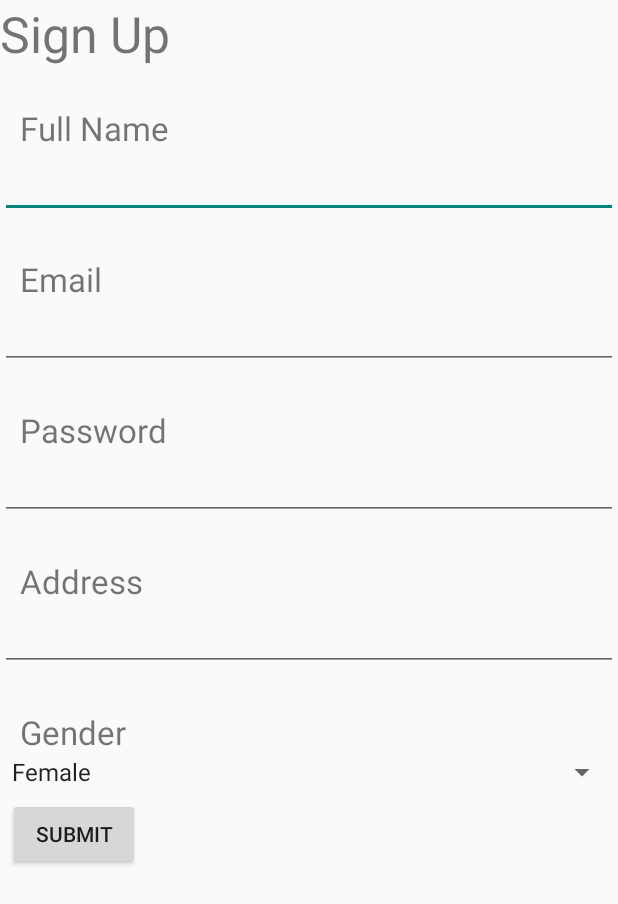
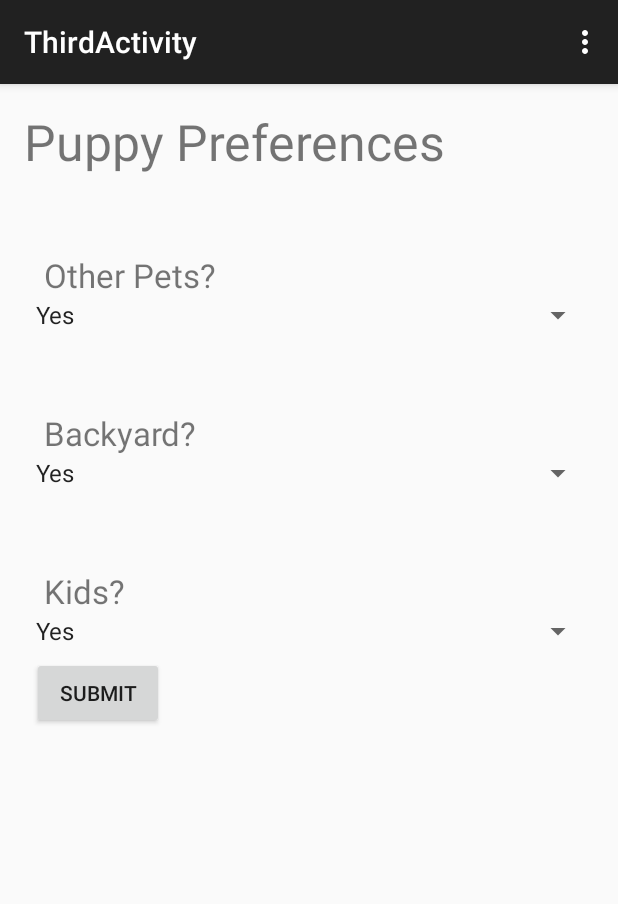
Before and after one commit to hayleycall/TinderForDogs, an Android app: the screen it shows after launch (MyAndroidAppActivity before the commit, ThirdActivity after it), after a tap on "FIND YOUR BEST MATE!", on a phone screen of 412 x 824 dp. Shown: the top 904 px of the screen. Run offline under Robolectric (Android 15) with nearby library versions, the phone set to English and light mode, and no system bars.

Commit message:
Puppy preferences page. TTF

```diff
--- a/app/src/main/AndroidManifest.xml
+++ b/app/src/main/AndroidManifest.xml
@@ -20,6 +20,10 @@
             android:name=".MyAndroidAppActivity"
             android:label="MyAndroidAppActivity" >
         </activity>
+        <activity
+            android:name=".ThirdActivity"
+            android:label="@string/title_activity_third" >
+        </activity>
     </application>
 
 </manifest>
--- a/app/src/main/java/com/example/hayleycall/boner/MainActivity.java
+++ b/app/src/main/java/com/example/hayleycall/boner/MainActivity.java
@@ -52,11 +52,12 @@ public class MainActivity extends ActionBarActivity {
         textView.setTextColor(Color.parseColor("#dfdfdf"));
     }
 
-    public void goToMyAndroidAppActivity (View view) {
-        Intent intent = new Intent(this, MyAndroidAppActivity.class);
+    public void goToThirdActivity(View view) {
+        Intent intent = new Intent(this, ThirdActivity.class);
         startActivity(intent);
 
     }
+
 
     public class TestImages extends Activity {
         /** Called when the activity is first created. */
--- /dev/null
+++ b/app/src/main/java/com/example/hayleycall/boner/ThirdActivity.java
@@ -0,0 +1,59 @@
+package com.example.hayleycall.boner;
+
+import android.content.Intent;
+import android.content.SharedPreferences;
+import android.preference.PreferenceManager;
+import android.support.v7.app.ActionBarActivity;
+import android.os.Bundle;
+import android.view.Menu;
+import android.view.MenuItem;
+import android.view.View;
+import android.widget.Spinner;
+import android.content.SharedPreferences;
+public class ThirdActivity extends ActionBarActivity {
+    private Spinner pets,backyard,kids;
+    @Override
+    protected void onCreate(Bundle savedInstanceState) {
+        super.onCreate(savedInstanceState);
+        setContentView(R.layout.activity_third);
+
+        pets = (Spinner)findViewById(R.id.otherpet_spinner);
+        backyard=(Spinner)findViewById(R.id.backyard_spinner);
+        kids = (Spinner)findViewById(R.id.kids_spinner);
+        loadSavedPreferences();
+    }
+    private void loadSavedPreferences() {
+        SharedPreferences pref = getApplicationContext().getSharedPreferences("MyPref", MODE_PRIVATE);
+        SharedPreferences.Editor editor = pref.edit();
+        editor.putBoolean("pets", true);
+        editor.putBoolean("backyard", true);
+        editor.putBoolean("kids", false);
+        editor.commit();
+    }
+    @Override
+    public boolean onCreateOptionsMenu(Menu menu) {
+        // Inflate the menu; this adds items to the action bar if it is present.
+        getMenuInflater().inflate(R.menu.menu_third, menu);
+        return true;
+    }
+
+    @Override
+    public boolean onOptionsItemSelected(MenuItem item) {
+        // Handle action bar item clicks here. The action bar will
+        // automatically handle clicks on the Home/Up button, so long
+        // as you specify a parent activity in AndroidManifest.xml.
+        int id = item.getItemId();
+
+        //noinspection SimplifiableIfStatement
+        if (id == R.id.action_settings) {
+            return true;
+        }
+
+        return super.onOptionsItemSelected(item);
+    }
+
+    public void goToMain(View view){
+        Intent intent=new Intent(this,MainActivity.class);
+        startActivity(intent);
+    }
+}
--- a/app/src/main/res/layout/activity_main.xml
+++ b/app/src/main/res/layout/activity_main.xml
@@ -23,6 +23,7 @@
         android:layout_height="wrap_content"
         android:layout_alignParentBottom="true"
         android:layout_centerHorizontal="true"
-        android:onClick="goToMyAndroidAppActivity"/>
+        android:onClick="goToThirdActivity"/>
+
 
 </RelativeLayout>
--- /dev/null
+++ b/app/src/main/res/layout/activity_third.xml
@@ -0,0 +1,55 @@
+<RelativeLayout xmlns:android="http://schemas.android.com/apk/res/android"
+    xmlns:tools="http://schemas.android.com/tools" android:layout_width="match_parent"
+    android:layout_height="match_parent" android:paddingLeft="@dimen/activity_horizontal_margin"
+    android:paddingRight="@dimen/activity_horizontal_margin"
+    android:paddingTop="@dimen/activity_vertical_margin"
+    android:paddingBottom="@dimen/activity_vertical_margin"
+    tools:context="com.example.hayleycall.boner.ThirdActivity">
+    <LinearLayout
+        android:layout_width="fill_parent"
+        android:orientation="vertical"
+        android:layout_height="fill_parent">
+    <TextView android:text="Puppy Preferences" android:layout_width="wrap_content"
+        android:layout_height="wrap_content" android:textSize="15pt"/>
+    <TextView
+        android:text="\n\n\tOther Pets?"
+        android:textSize="10pt"
+        android:layout_width="wrap_content"
+        android:layout_height="wrap_content" />
+    <Spinner
+        android:id="@+id/otherpet_spinner"
+        android:layout_width="fill_parent"
+        android:entries="@array/yesno"
+        android:layout_height="wrap_content">
+     </Spinner>
+        <TextView
+            android:text="\n\n\tBackyard?"
+            android:textSize="10pt"
+            android:layout_width="wrap_content"
+            android:layout_height="wrap_content" />
+     <Spinner
+            android:id="@+id/backyard_spinner"
+            android:layout_width="fill_parent"
+            android:entries="@array/yesno"
+            android:layout_height="wrap_content">
+        </Spinner>
+        <TextView
+            android:text="\n\n\tKids?"
+            android:textSize="10pt"
+            android:layout_width="wrap_content"
+            android:layout_height="wrap_content" />
+        <Spinner
+            android:id="@+id/kids_spinner"
+            android:layout_width="fill_parent"
+            android:entries="@array/yesno"
+            android:layout_height="wrap_content">
+        </Spinner>
+        <Button
+            android:id="@+id/btnSubmit"
+            android:layout_width="wrap_content"
+            android:layout_height="wrap_content"
+            android:layout_margin="@dimen/abc_action_bar_subtitle_bottom_margin_material"
+            android:text="Submit"
+            android:onClick="goToMain"/>
+</LinearLayout>
+    </RelativeLayout>
--- /dev/null
+++ b/app/src/main/res/menu/menu_third.xml
@@ -0,0 +1,7 @@
+<menu xmlns:android="http://schemas.android.com/apk/res/android"
+    xmlns:app="http://schemas.android.com/apk/res-auto"
+    xmlns:tools="http://schemas.android.com/tools"
+    tools:context="com.example.hayleycall.boner.ThirdActivity">
+    <item android:id="@+id/action_settings" android:title="@string/action_settings"
+        android:orderInCategory="100" app:showAsAction="never" />
+</menu>
--- a/app/src/main/res/values/strings.xml
+++ b/app/src/main/res/values/strings.xml
@@ -21,4 +21,9 @@
         <item>Average</item>
         <item>High</item>
     </string-array>
+    <string name="title_activity_third">ThirdActivity</string>
+    <string-array name="yesno">
+        <item>Yes</item>
+        <item>No</item>
+    </string-array>
 </resources>
```
